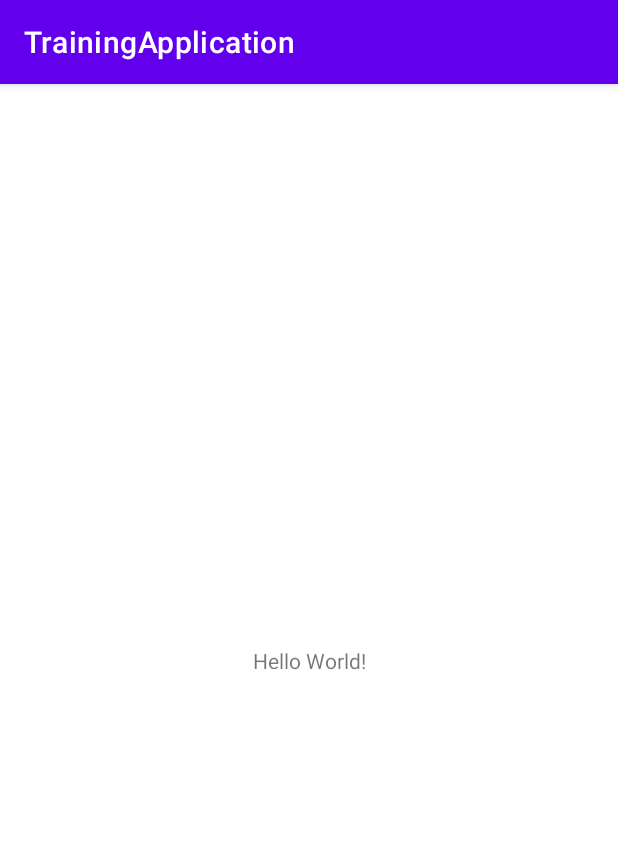
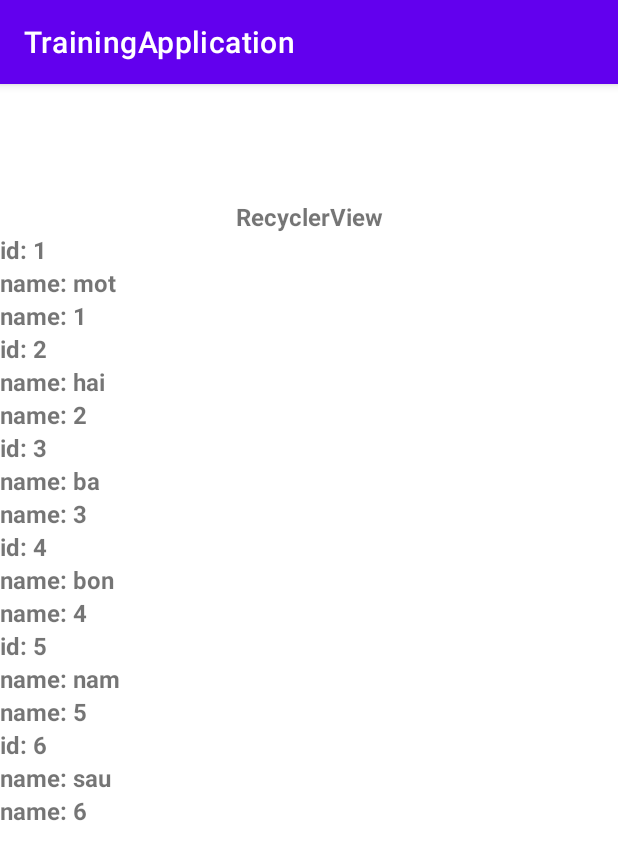
Before and after one commit to tana142/TrainingRikkeiSoft, an Android app: the screen it shows after launch (MainActivity), on a phone screen of 412 x 824 dp. Shown: the top 860 px of the screen. Run offline under Robolectric (Android 15) with nearby library versions, the phone set to English and light mode, and no system bars.

Commit message:
recyclerview

```diff
--- /dev/null
+++ b/TrainingApplication/app/src/main/java/com/rikkei/training/activity/trainingapplication/Employee.java
@@ -0,0 +1,37 @@
+package com.rikkei.training.activity.trainingapplication;
+
+public class Employee {
+    private int id;
+    private String name;
+    private int age;
+
+    public Employee(int id, String name, int age) {
+        this.id = id;
+        this.name = name;
+        this.age = age;
+    }
+
+    public int getId() {
+        return id;
+    }
+
+    public void setId(int id) {
+        this.id = id;
+    }
+
+    public String getName() {
+        return name;
+    }
+
+    public void setName(String name) {
+        this.name = name;
+    }
+
+    public int getAge() {
+        return age;
+    }
+
+    public void setAge(int age) {
+        this.age = age;
+    }
+}
--- /dev/null
+++ b/TrainingApplication/app/src/main/java/com/rikkei/training/activity/trainingapplication/EmployeeAdapter.java
@@ -0,0 +1,66 @@
+package com.rikkei.training.activity.trainingapplication;
+
+import android.view.LayoutInflater;
+import android.view.View;
+import android.view.ViewGroup;
+import android.widget.TextView;
+
+import androidx.annotation.NonNull;
+import androidx.recyclerview.widget.RecyclerView;
+
+import java.util.List;
+
+public class EmployeeAdapter extends RecyclerView.Adapter<EmployeeAdapter.EmployeeHolder> {
+    List<Employee> employeeList;
+    Employeelistener listener;
+
+    public EmployeeAdapter(List<Employee> employeeList, Employeelistener listener) {
+        this.employeeList = employeeList;
+        this.listener = listener;
+    }
+
+    interface Employeelistener {
+
+        void onClickEmployee(Employee e);
+    }
+
+    @NonNull
+    @Override
+    public EmployeeHolder onCreateViewHolder(@NonNull ViewGroup parent, int viewType) {
+        View view = LayoutInflater.from(parent.getContext()).inflate(R.layout.layout_item_employee,parent, false);
+        return new EmployeeHolder(view);
+    }
+
+    @Override
+    public void onBindViewHolder(@NonNull EmployeeHolder holder, int position) {
+
+        Employee employee = employeeList.get(position);
+        if(employee != null){
+            holder.id.setText(String.valueOf(employee.getId()));
+            holder.name.setText(employee.getName());
+            holder.age.setText(String.valueOf(employee.getAge()));
+            holder.itemView.setOnClickListener(new View.OnClickListener() {
+                @Override
+                public void onClick(View v) {
+                    listener.onClickEmployee(employee);
+                }
+            });
+        }
+    }
+
+    @Override
+    public int getItemCount() {
+        return employeeList.size();
+    }
+
+    public class EmployeeHolder extends  RecyclerView.ViewHolder{
+        TextView id, name, age;
+        public EmployeeHolder(@NonNull View itemView) {
+            super(itemView);
+            id = itemView.findViewById(R.id.id_empl);
+            name = itemView.findViewById(R.id.name_empl);
+            age = itemView.findViewById(R.id.age_empl);
+
+        }
+    }
+}
--- a/TrainingApplication/app/src/main/java/com/rikkei/training/activity/trainingapplication/MainActivity.java
+++ b/TrainingApplication/app/src/main/java/com/rikkei/training/activity/trainingapplication/MainActivity.java
@@ -2,47 +2,82 @@ package com.rikkei.training.activity.trainingapplication;
 
 import android.os.Bundle;
 import android.util.Log;
+import android.widget.Toast;
 
 import androidx.appcompat.app.AppCompatActivity;
+import androidx.recyclerview.widget.LinearLayoutManager;
+import androidx.recyclerview.widget.RecyclerView;
+
+import java.util.ArrayList;
+import java.util.List;
 
 public class MainActivity extends AppCompatActivity {
     private static final String  TAG = "Activity Main";
-
+    RecyclerView recyclerView;
+    List<Employee> employeeList;
+    EmployeeAdapter employeeAdapter;
     @Override
     protected void onCreate(Bundle savedInstanceState) {
         super.onCreate(savedInstanceState);
         setContentView(R.layout.activity_main);
        Log.e(TAG, "onCreate: " + TAG );
+
+       recyclerView = findViewById(R.id.rcv);
+
+       employeeList = getData();
+       employeeAdapter = new EmployeeAdapter(employeeList, new EmployeeAdapter.Employeelistener() {
+           @Override
+           public void onClickEmployee(Employee e) {
+               Toast.makeText(MainActivity.this, "Click " + e.getName(), Toast.LENGTH_SHORT).show();
+           }
+       });
+
+        RecyclerView.LayoutManager layoutManager  = new LinearLayoutManager(this,LinearLayoutManager.VERTICAL,false);
+        recyclerView.setAdapter(employeeAdapter);
+        recyclerView.setLayoutManager(layoutManager);
+
     }
 
-    @Override
-    protected void onStart() {
-        super.onStart();
+    private List<Employee> getData() {
 
-        Log.e(TAG, "onStart: " + TAG );
+        List<Employee> list = new ArrayList<>();
+        list.add(new Employee(1,"mot", 1));
+        list.add(new Employee(2,"hai", 2));
+        list.add(new Employee(3,"ba", 3));
+        list.add(new Employee(4,"bon", 4));
+        list.add(new Employee(5,"nam", 5));
+        list.add(new Employee(6,"sau", 6));
+        return list;
     }
-
-    @Override
-    protected void onResume() {
-        super.onResume();
-        Log.e(TAG, "onResume: " + TAG);
-    }
-
-    @Override
-    protected void onPause() {
-        super.onPause();
-        Log.e(TAG, "onPause: " + TAG );
-    }
-
-    @Override
-    protected void onStop() {
-        super.onStop();
-        Log.e(TAG, "onStop: " + TAG);
-    }
-
-    @Override
-    protected void onDestroy() {
-        super.onDestroy();
-        Log.e(TAG, "onDestroy: "+ TAG );
-    }
+//
+//    @Override
+//    protected void onStart() {
+//        super.onStart();
+//
+//        Log.e(TAG, "onStart: " + TAG );
+//    }
+//
+//    @Override
+//    protected void onResume() {
+//        super.onResume();
+//        Log.e(TAG, "onResume: " + TAG);
+//    }
+//
+//    @Override
+//    protected void onPause() {
+//        super.onPause();
+//        Log.e(TAG, "onPause: " + TAG );
+//    }
+//
+//    @Override
+//    protected void onStop() {
+//        super.onStop();
+//        Log.e(TAG, "onStop: " + TAG);
+//    }
+//
+//    @Override
+//    protected void onDestroy() {
+//        super.onDestroy();
+//        Log.e(TAG, "onDestroy: "+ TAG );
+//    }
 }
--- a/TrainingApplication/app/src/main/res/layout/activity_main.xml
+++ b/TrainingApplication/app/src/main/res/layout/activity_main.xml
@@ -9,10 +9,23 @@
     <TextView
         android:layout_width="wrap_content"
         android:layout_height="wrap_content"
-        android:text="Hello World!"
+        android:text="RecyclerView"
+        android:textSize="16sp"
+        android:textStyle="bold"
+        android:id="@+id/tv"
+        android:layout_margin="8dp"
         app:layout_constraintBottom_toBottomOf="parent"
         app:layout_constraintLeft_toLeftOf="parent"
         app:layout_constraintRight_toRightOf="parent"
-        app:layout_constraintTop_toTopOf="parent" />
+        app:layout_constraintTop_toTopOf="parent"
+        app:layout_constraintVertical_bias="0.095" />
+
+    <androidx.recyclerview.widget.RecyclerView
+        android:layout_width="match_parent"
+        android:layout_height="0dp"
+        android:id="@+id/rcv"
+        app:layout_constraintTop_toBottomOf="@+id/tv"
+        app:layout_constraintBottom_toBottomOf="parent"/>
+
 
 </androidx.constraintlayout.widget.ConstraintLayout>
--- /dev/null
+++ b/TrainingApplication/app/src/main/res/layout/layout_item_employee.xml
@@ -0,0 +1,63 @@
+<?xml version="1.0" encoding="utf-8"?>
+<androidx.constraintlayout.widget.ConstraintLayout xmlns:android="http://schemas.android.com/apk/res/android"
+    android:layout_width="match_parent"
+    android:layout_height="wrap_content"
+    xmlns:app="http://schemas.android.com/apk/res-auto">
+
+    <TextView
+        android:layout_width="wrap_content"
+        android:layout_height="wrap_content"
+        android:text="id: "
+        android:id="@+id/id"
+        android:textSize="16sp"
+        android:textStyle="bold"
+        app:layout_constraintLeft_toLeftOf="parent"
+        app:layout_constraintTop_toTopOf="parent"/>
+    <TextView
+        android:layout_width="wrap_content"
+        android:layout_height="wrap_content"
+        app:layout_constraintLeft_toRightOf="@+id/id"
+        app:layout_constraintTop_toTopOf="parent"
+        android:textSize="16sp"
+        android:textStyle="bold"
+        android:id="@+id/id_empl"/>
+
+
+    <TextView
+        android:layout_width="wrap_content"
+        android:layout_height="wrap_content"
+        android:text="name: "
+        android:id="@+id/name"
+        android:textSize="16sp"
+        android:textStyle="bold"
+        app:layout_constraintLeft_toLeftOf="parent"
+        app:layout_constraintTop_toBottomOf="@id/id"/>
+    <TextView
+        android:layout_width="wrap_content"
+        android:layout_height="wrap_content"
+        app:layout_constraintLeft_toRightOf="@+id/name"
+        app:layout_constraintTop_toBottomOf="@id/id"
+        android:textSize="16sp"
+        android:textStyle="bold"
+        android:id="@+id/name_empl"/>
+
+
+    <TextView
+        android:layout_width="wrap_content"
+        android:layout_height="wrap_content"
+        android:text="name: "
+        android:id="@+id/age"
+        android:textSize="16sp"
+        android:textStyle="bold"
+        app:layout_constraintLeft_toLeftOf="parent"
+        app:layout_constraintTop_toBottomOf="@id/name"/>
+    <TextView
+        android:layout_width="wrap_content"
+        android:layout_height="wrap_content"
+        app:layout_constraintLeft_toRightOf="@+id/name"
+        app:layout_constraintTop_toBottomOf="@id/name"
+        android:textSize="16sp"
+        android:textStyle="bold"
+        android:id="@+id/age_empl"/>
+
+</androidx.constraintlayout.widget.ConstraintLayout>
```
